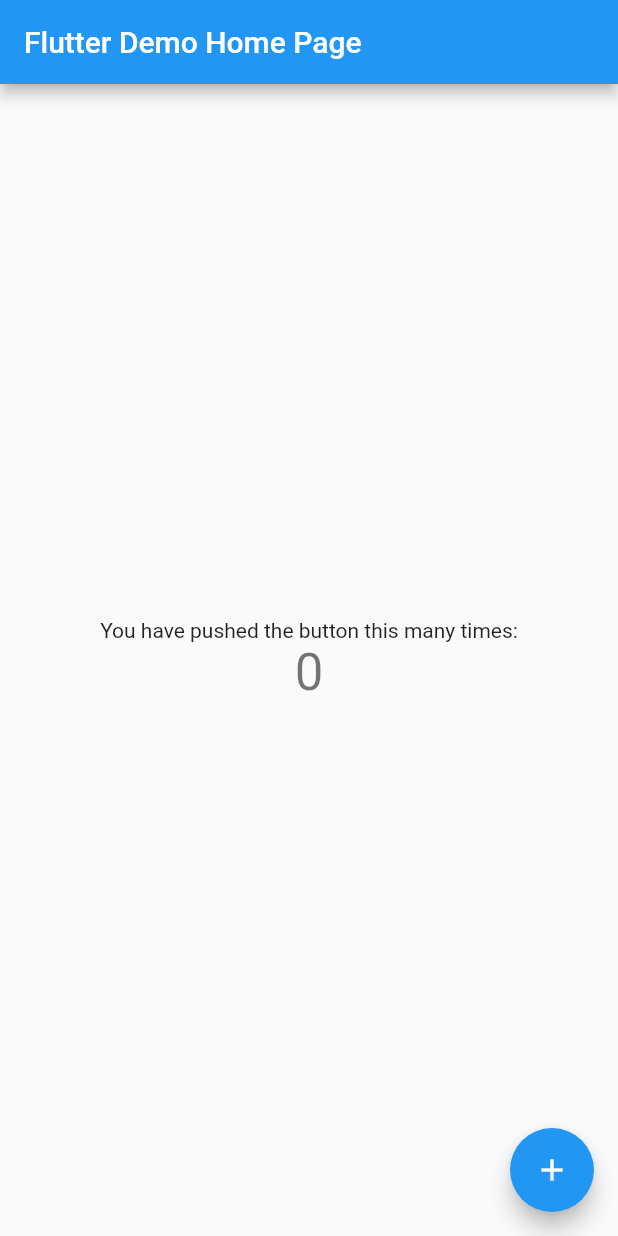
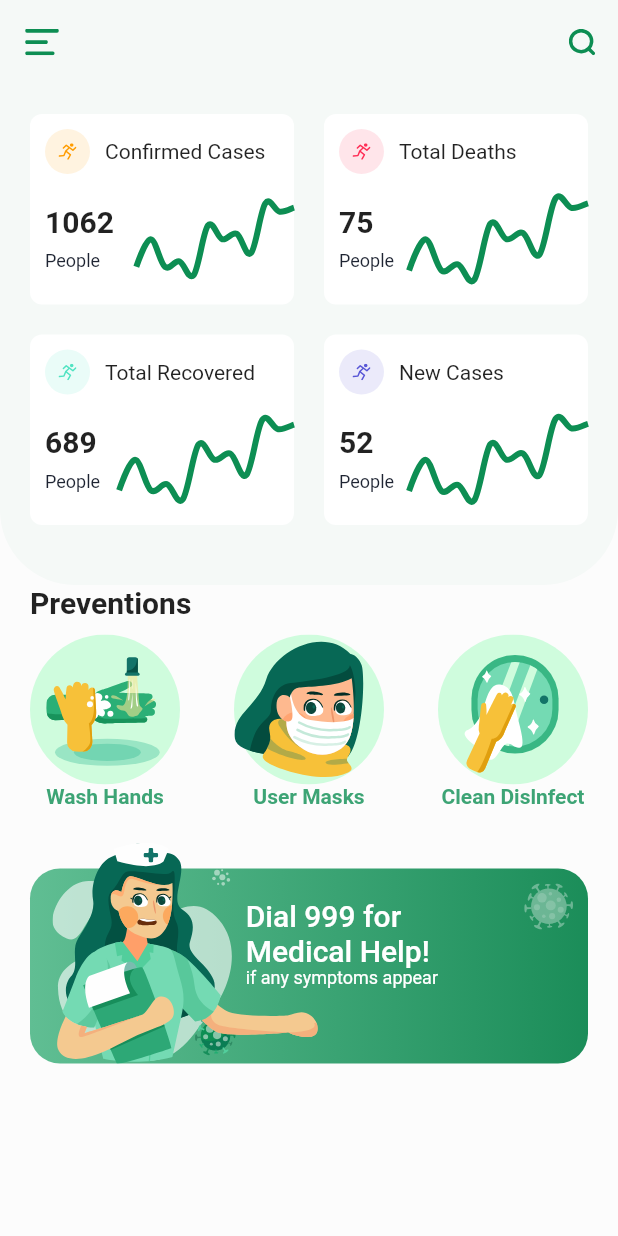
Before and after one commit to hjcwinner/covidapp, a Flutter app: the screen it shows after launch, on a phone screen of 412 x 824 dp. Run offline on Flutter 3.47's test engine with Material 2 defaults, Android fonts, the phone set to English and light mode, and no system bars; drawn by our look-alikes of fl_chart; our stand-ins replace flutter_svg.

Commit message:
ui제작 및 detail페이지 제작

```diff
--- /dev/null
+++ b/lib/constants.dart
@@ -0,0 +1,8 @@
+import 'package:flutter/material.dart';
+
+const kTextColor = Color(0xFF1E2432);
+const kTextMediumColor = Color(0xFF53627C);
+const kTextLightColor = Color(0xFFACB1C0);
+const kPrimaryColor = Color(0xFF0D8E53);
+const kBackgroundColor = Color(0xFFFCFCFC);
+const kInactiveChartColor = Color(0xFFEAECEF);
--- a/lib/main.dart
+++ b/lib/main.dart
@@ -1,3 +1,5 @@
+import 'package:covidapp/constants.dart';
+import 'package:covidapp/screens/home_screen.dart';
 import 'package:flutter/material.dart';
 
 void main() {
@@ -9,105 +11,14 @@ class MyApp extends StatelessWidget {
   @override
   Widget build(BuildContext context) {
     return MaterialApp(
-      title: 'Flutter Demo',
+      debugShowCheckedModeBanner: false,
+      title: 'Covid19-App',
       theme: ThemeData(
-        // This is the theme of your application.
-        //
-        // Try running your application with "flutter run". You'll see the
-        // application has a blue toolbar. Then, without quitting the app, try
-        // changing the primarySwatch below to Colors.green and then invoke
-        // "hot reload" (press "r" in the console where you ran "flutter run",
-        // or simply save your changes to "hot reload" in a Flutter IDE).
-        // Notice that the counter didn't reset back to zero; the application
-        // is not restarted.
-        primarySwatch: Colors.blue,
+        primaryColor: kPrimaryColor,
+        scaffoldBackgroundColor: kBackgroundColor,
+        //textTheme: Theme.of(context).textTheme.apply(displayColor: kTextColor),
       ),
-      home: MyHomePage(title: 'Flutter Demo Home Page'),
+      home: Home(),
     );
   }
 }
-
-class MyHomePage extends StatefulWidget {
-  MyHomePage({Key key, this.title}) : super(key: key);
-
-  // This widget is the home page of your application. It is stateful, meaning
-  // that it has a State object (defined below) that contains fields that affect
-  // how it looks.
-
-  // This class is the configuration for the state. It holds the values (in this
-  // case the title) provided by the parent (in this case the App widget) and
-  // used by the build method of the State. Fields in a Widget subclass are
-  // always marked "final".
-
-  final String title;
-
-  @override
-  _MyHomePageState createState() => _MyHomePageState();
-}
-
-class _MyHomePageState extends State<MyHomePage> {
-  int _counter = 0;
-
-  void _incrementCounter() {
-    setState(() {
-      // This call to setState tells the Flutter framework that something has
-      // changed in this State, which causes it to rerun the build method below
-      // so that the display can reflect the updated values. If we changed
-      // _counter without calling setState(), then the build method would not be
-      // called again, and so nothing would appear to happen.
-      _counter++;
-    });
-  }
-
-  @override
-  Widget build(BuildContext context) {
-    // This method is rerun every time setState is called, for instance as done
-    // by the _incrementCounter method above.
-    //
-    // The Flutter framework has been optimized to make rerunning build methods
-    // fast, so that you can just rebuild anything that needs updating rather
-    // than having to individually change instances of widgets.
-    return Scaffold(
-      appBar: AppBar(
-        // Here we take the value from the MyHomePage object that was created by
-        // the App.build method, and use it to set our appbar title.
-        title: Text(widget.title),
-      ),
-      body: Center(
-        // Center is a layout widget. It takes a single child and positions it
-        // in the middle of the parent.
-        child: Column(
-          // Column is also a layout widget. It takes a list of children and
-          // arranges them vertically. By default, it sizes itself to fit its
-          // children horizontally, and tries to be as tall as its parent.
-          //
-          // Invoke "debug painting" (press "p" in the console, choose the
-          // "Toggle Debug Paint" action from the Flutter Inspector in Android
-          // Studio, or the "Toggle Debug Paint" command in Visual Studio Code)
-          // to see the wireframe for each widget.
-          //
-          // Column has various properties to control how it sizes itself and
-          // how it positions its children. Here we use mainAxisAlignment to
-          // center the children vertically; the main axis here is the vertical
-          // axis because Columns are vertical (the cross axis would be
-          // horizontal).
-          mainAxisAlignment: MainAxisAlignment.center,
-          children: <Widget>[
-            Text(
-              'You have pushed the button this many times:',
-            ),
-            Text(
-              '$_counter',
-              style: Theme.of(context).textTheme.headline4,
-            ),
-          ],
-        ),
-      ),
-      floatingActionButton: FloatingActionButton(
-        onPressed: _incrementCounter,
-        tooltip: 'Increment',
-        child: Icon(Icons.add),
-      ), // This trailing comma makes auto-formatting nicer for build methods.
-    );
-  }
-}
--- /dev/null
+++ b/lib/screens/detail_screen.dart
@@ -0,0 +1,99 @@
+import 'package:covidapp/constants.dart';
+import 'package:covidapp/wiget/week_chart.dart';
+import 'package:flutter/material.dart';
+import 'package:flutter_svg/flutter_svg.dart';
+
+class DetailScreen extends StatelessWidget {
+  @override
+  Widget build(BuildContext context) {
+    return Scaffold(
+        appBar: buildDetailAppBar(context),
+        body: Padding(
+          padding: const EdgeInsets.symmetric(horizontal: 20),
+          child: Column(
+            children: [
+              Container(
+                padding: EdgeInsets.symmetric(horizontal: 20, vertical: 25),
+                decoration: BoxDecoration(
+                    color: Colors.white,
+                    borderRadius: BorderRadius.circular(20),
+                    boxShadow: [
+                      BoxShadow(
+                          offset: Offset(0, 21),
+                          blurRadius: 53,
+                          color: Colors.black.withOpacity(0.05))
+                    ]),
+                child: Column(
+                  crossAxisAlignment: CrossAxisAlignment.start,
+                  children: [
+                    buildTitleWithMore(),
+                    SizedBox(
+                      height: 15,
+                    ),
+                    buildCaseNumber(context),
+                     SizedBox(
+                      height: 15,
+                    ),
+                    Text(
+                      "From Health Center",
+                      style: TextStyle(
+                          color: kTextMediumColor,
+                          fontWeight: FontWeight.w200,
+                          fontSize: 16),
+                    ),
+                    WeeklyChart()
+                  ],
+                ),
+              ),
+            ],
+          ),
+        ));
+  }
+
+  Row buildCaseNumber(BuildContext context) {
+    return Row(
+      children: [
+        Text("547 ",
+            style: Theme.of(context)
+                .textTheme
+                .display3
+                .copyWith(color: kPrimaryColor, height: 1.2)),
+        Text(
+          "5.9%",
+          style: TextStyle(color: kPrimaryColor),
+        ),
+        SvgPicture.asset("assets/icons/increase.svg")
+      ],
+    );
+  }
+
+  Row buildTitleWithMore() {
+    return Row(
+      mainAxisAlignment: MainAxisAlignment.spaceBetween,
+      children: [
+        Text("New Cases",
+            style: TextStyle(
+                color: kTextMediumColor,
+                fontSize: 15,
+                fontWeight: FontWeight.w600)),
+        SvgPicture.asset("assets/icons/more.svg")
+      ],
+    );
+  }
+
+  AppBar buildDetailAppBar(BuildContext context) {
+    return AppBar(
+      elevation: 0,
+      backgroundColor: kBackgroundColor,
+      leading: IconButton(
+          icon: SvgPicture.asset("assets/icons/menu.svg"),
+          onPressed: () {
+            Navigator.pop(context);
+          }),
+      actions: [
+        IconButton(
+            icon: SvgPicture.asset("assets/icons/search.svg"), onPressed: () {})
+      ],
+    );
+  }
+}
--- /dev/null
+++ b/lib/screens/home_screen.dart
@@ -0,0 +1,163 @@
+import 'package:covidapp/constants.dart';
+import 'package:covidapp/screens/detail_screen.dart';
+import 'package:covidapp/wiget/info_card.dart';
+import 'package:flutter/material.dart';
+import 'package:flutter/rendering.dart';
+import 'package:flutter_svg/flutter_svg.dart';
+
+class Home extends StatelessWidget {
+  @override
+  Widget build(BuildContext context) {
+    return Scaffold(
+      appBar: AppBar(
+        backgroundColor: kPrimaryColor.withOpacity(.03),
+        elevation: 0,
+        leading: IconButton(
+            icon: SvgPicture.asset("assets/icons/menu.svg"), onPressed: () {}),
+        actions: [
+          IconButton(
+              icon: SvgPicture.asset("assets/icons/search.svg"),
+              onPressed: () {})
+        ],
+      ),
+      body: Column(
+        crossAxisAlignment: CrossAxisAlignment.start,
+        children: [
+          Container(
+            padding: EdgeInsets.only(left: 20, top: 20, right: 20, bottom: 40),
+            width: double.infinity,
+            decoration: BoxDecoration(
+                color: kPrimaryColor.withOpacity(0.03),
+                borderRadius: BorderRadius.only(
+                    bottomLeft: Radius.circular(50),
+                    bottomRight: Radius.circular(50))),
+            child: Wrap(
+              runSpacing: 20,
+              spacing: 20,
+              children: [
+                InfoCard(
+                  effectedNum: 1062,
+                  title: "Confirmed Cases",
+                  iconColor: Color(0xFFFF9C00),
+                  press: () {
+                    Navigator.push(context,
+                        MaterialPageRoute(builder: (context) {
+                      return DetailScreen();
+                    }));
+                  },
+                ),
+                InfoCard(
+                    effectedNum: 75,
+                    title: "Total Deaths",
+                    iconColor: Color(0xFFFF2D55),
+                    press: () {}),
+                InfoCard(
+                    effectedNum: 689,
+                    title: "Total Recovered",
+                    iconColor: Color(0xFF50E3C2),
+                    press: () {}),
+                InfoCard(
+                    effectedNum: 52,
+                    title: "New Cases",
+                    iconColor: Color(0xFF5856D6),
+                    press: () {}),
+              ],
+            ),
+          ),
+          Padding(
+            padding: const EdgeInsets.only(left: 20, right: 20),
+            child: Column(
+              crossAxisAlignment: CrossAxisAlignment.start,
+              children: [
+                Text(
+                  "Preventions",
+                  style: Theme.of(context)
+                      .textTheme
+                      .title
+                      .copyWith(fontWeight: FontWeight.bold),
+                ),
+                SizedBox(height: 10),
+                Row(
+                  mainAxisAlignment: MainAxisAlignment.spaceBetween,
+                  children: [
+                    preven("assets/icons/hand_wash.svg", "Wash Hands"),
+                    preven("assets/icons/use_mask.svg", "User Masks"),
+                    preven(
+                        "assets/icons/Clean_Disinfect.svg", "Clean Dislnfect")
+                  ],
+                ),
+                SizedBox(height: 20),
+                Container(
+                    height: 150,
+                    width: double.infinity,
+                    child: Stack(
+                      alignment: Alignment.bottomLeft,
+                      children: [
+                        Container(
+                          padding: EdgeInsets.only(
+                              left: MediaQuery.of(context).size.width * .4),
+                          height: 130,
+                          width: double.infinity,
+                          decoration: BoxDecoration(
+                              borderRadius: BorderRadius.circular(20),
+                              gradient: LinearGradient(
+                                colors: [Color(0xFF60BE93), Color(0xFF1B8D59)],
+                              )),
+                        ),
+                        Padding(
+                          padding: const EdgeInsets.symmetric(horizontal: 15),
+                          child: SvgPicture.asset("assets/icons/nurse.svg"),
+                        ),
+                        Positioned(
+                          top: 40,
+                          right: 100,
+                          child: RichText(
+                            text: TextSpan(
+                                // style: TextStyle(color: kBackgroundColor),
+                                children: [
+                                  TextSpan(
+                                      text: "Dial 999 for\nMedical Help!\n",
+                                      style: Theme.of(context)
+                                          .textTheme
+                                          .title
+                                          .copyWith(color: Colors.white)),
+                                  TextSpan(
+                                      text: "if any symptoms appear",
+                                      style: TextStyle(fontSize: 12))
+                                ]),
+                          ),
+                        ),
+                        Positioned(
+                            top: 30,
+                            right: 10,
+                            child: SvgPicture.asset("assets/icons/virus.svg"))
+                      ],
+                    )),
+              ],
+            ),
+          )
+        ],
+      ),
+    );
+  }
+
+  Column preven(primage, prtext) {
+    return Column(
+      children: [
+        Container(
+          child: SvgPicture.asset(
+            primage,
+            width: 100,
+            height: 100,
+          ),
+        ),
+        Text(
+          prtext,
+          style: TextStyle(
+              color: kPrimaryColor.withOpacity(0.8),
+              fontWeight: FontWeight.bold),
+        )
+      ],
+    );
+  }
+}
--- /dev/null
+++ b/lib/wiget/info_card.dart
@@ -0,0 +1,91 @@
+import 'package:covidapp/constants.dart';
+import 'package:covidapp/wiget/line_chart.dart';
+import 'package:flutter/material.dart';
+import 'package:flutter_svg/flutter_svg.dart';
+
+class InfoCard extends StatelessWidget {
+  final int effectedNum;
+  final String title;
+  final Color iconColor;
+  final Function press;
+
+  const InfoCard({
+    Key key,
+    this.title,
+    this.iconColor,
+    this.effectedNum,
+    this.press,
+  }) : super(key: key);
+
+  @override
+  Widget build(BuildContext context) {
+    return LayoutBuilder(builder: (context, constraints) {
+      return GestureDetector(
+        onTap: press,
+        child: Container(
+          width: constraints.maxWidth / 2 - 10,
+          // Here constraints.maxWidth provide us the available width for the widget
+          decoration: BoxDecoration(
+              color: Colors.white, borderRadius: BorderRadius.circular(8)),
+          child: Column(
+            children: [
+              Padding(
+                padding: const EdgeInsets.all(10.0),
+                child: Row(
+                  children: [
+                    Container(
+                      alignment: Alignment.center,
+                      height: 30,
+                      width: 30,
+                      decoration: BoxDecoration(
+                        color: iconColor.withOpacity(0.12),
+                        shape: BoxShape.circle,
+                      ),
+                      child: SvgPicture.asset(
+                        "assets/icons/running.svg",
+                        height: 12,
+                        width: 12,
+                        color: iconColor,
+                      ),
+                    ),
+                    SizedBox(width: 10),
+                    Text(
+                      title,
+                      maxLines: 1,
+                      overflow: TextOverflow.ellipsis,
+                    )
+                  ],
+                ),
+              ),
+              Padding(
+                padding: const EdgeInsets.only(bottom: 10),
+                child: Row(
+                  children: [
+                    Padding(
+                      padding: const EdgeInsets.all(10.0),
+                      child: RichText(
+                          text: TextSpan(
+                              style: TextStyle(color: kTextColor),
+                              children: [
+                            TextSpan(
+                                text: "$effectedNum \n",
+                                style: Theme.of(context)
+                                    .textTheme
+                                    .title
+                                    .copyWith(fontWeight: FontWeight.bold)),
+                            TextSpan(
+                                text: "People",
+                                style: TextStyle(fontSize: 12, height: 2))
+                          ])),
+                    ),
+                    Expanded(child: LineReportChart())
+                  ],
+                ),
+              )
+            ],
+          ),
+        ),
+      );
+    });
+  }
+}
--- /dev/null
+++ b/lib/wiget/line_chart.dart
@@ -0,0 +1,44 @@
+import 'package:covidapp/constants.dart';
+import 'package:fl_chart/fl_chart.dart';
+import 'package:flutter/material.dart';
+
+class LineReportChart extends StatelessWidget {
+  @override
+  Widget build(BuildContext context) {
+    return AspectRatio(
+      aspectRatio: 2.2,
+      child: LineChart(LineChartData(
+        gridData: FlGridData(show: false),
+        borderData: FlBorderData(show: false),
+        titlesData: FlTitlesData(show: false),
+        lineBarsData: [
+        LineChartBarData(
+            spots: getSports(),
+            isCurved: true,
+            dotData: FlDotData(show: false),
+            belowBarData: BarAreaData(show: false),
+            colors: [kPrimaryColor],
+            barWidth: 4
+            ),
+
+      ])),
+    );
+  }
+}
+
+List<FlSpot> getSports() {
+  return [
+    FlSpot(0, .5),
+    FlSpot(1, 1.5),
+    FlSpot(2, .5),
+    FlSpot(3, .7),
+    FlSpot(4, .2),
+    FlSpot(5, 2),
+    FlSpot(6, 1.5),
+    FlSpot(7, 1.7),
+    FlSpot(8, 1),
+    FlSpot(9, 2.8),
+    FlSpot(10, 2.5),
+    FlSpot(11, 2.65),
+  ];
+}
--- /dev/null
+++ b/lib/wiget/week_chart.dart
@@ -0,0 +1,12 @@
+import 'package:fl_chart/fl_chart.dart';
+import 'package:flutter/material.dart';
+
+class WeeklyChart extends StatelessWidget {
+  @override
+  Widget build(BuildContext context) {
+    return AspectRatio(
+      aspectRatio: 1.7,
+      child: BarChart(BarChartData()),
+    );
+  }
+}
```
Also changed, not shown: pubspec.yaml (+5 -3 lines), assets/icons/Clean_Disinfect.svg (added), assets/icons/hand_wash.svg (added), assets/icons/increase.svg (added), assets/icons/map.svg (added), assets/icons/menu.svg (added), assets/icons/more.svg (added), assets/icons/nurse.svg (added), assets/icons/running.svg (added), assets/icons/search.svg (added), assets/icons/use_mask.svg (added), assets/icons/virus.svg (added).
